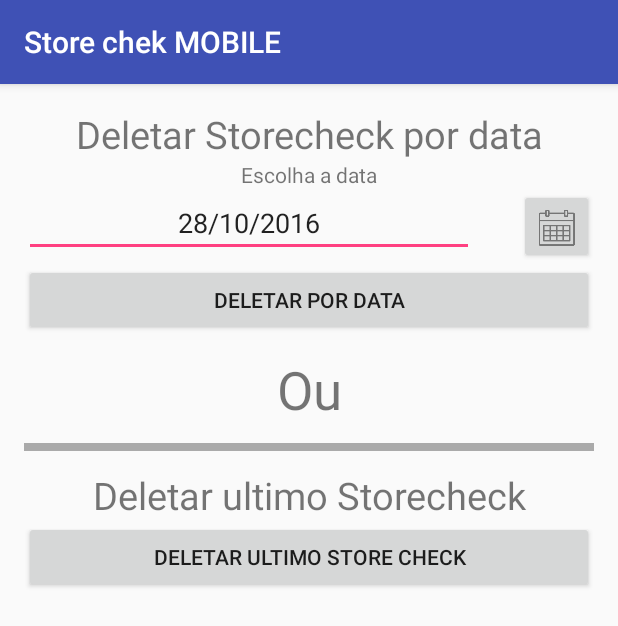
After one commit to lucasaraujoo/StoreCheck, an Android app: the DeletarStoreCheck screen opened directly, with no data from a screen before it, on a phone screen of 412 x 824 dp. The commit adds this screen. Shown: the top 626 px of the screen. Run offline under Robolectric (Android 15) with nearby library versions, the phone set to English and light mode, and no system bars.

Commit message:
Adicionar rotina pra deletar store check, adicionar o que ah de novo e criar trigger pra deletar det

```diff
--- a/app/src/main/java/badgears/storecheck/Controladores/DatePickerFragment.java
+++ b/app/src/main/java/badgears/storecheck/Controladores/DatePickerFragment.java
@@ -44,7 +44,8 @@ public class DatePickerFragment extends DialogFragment
             mes = mes;
         }
         edDataRelatorio.setText(view.getDayOfMonth() + "/" + mes + "/" + view.getYear());
-        Toast.makeText(getActivity().getApplicationContext(), "DAta: " + view.getDayOfMonth() + "/" + view.getMonth() + "/" + view.getYear(), Toast.LENGTH_SHORT).show();
+        //Toast.makeText(getActivity().getApplicationContext(), "DAta: " + view.getDayOfMonth() + "/" + view.getMonth() + "/" + view.getYear(), Toast.LENGTH_SHORT).show();
+    }
 
-    }
+
 }
--- /dev/null
+++ b/app/src/main/java/badgears/storecheck/DeletarStoreCheck.java
@@ -0,0 +1,161 @@
+package badgears.storecheck;
+
+import android.app.DatePickerDialog;
+import android.app.Dialog;
+import android.content.DialogInterface;
+import android.support.v4.app.DialogFragment;
+import android.support.v7.app.AlertDialog;
+import android.support.v7.app.AppCompatActivity;
+import android.os.Bundle;
+import android.view.View;
+import android.widget.Button;
+import android.widget.DatePicker;
+import android.widget.EditText;
+import android.widget.RadioButton;
+import android.widget.RadioGroup;
+import android.widget.Toast;
+
+import java.sql.SQLDataException;
+import java.text.DateFormat;
+import java.text.ParseException;
+import java.text.SimpleDateFormat;
+import java.util.Calendar;
+
+import badgears.storecheck.Controladores.ControladorCotacao;
+import badgears.storecheck.Controladores.DatePickerFragment;
+import badgears.storecheck.Dao.MDaoCotacao;
+
+public class DeletarStoreCheck extends AppCompatActivity {
+
+    public EditText dataDeletar;
+    public Button btnDataEscolher;
+    public Button btnDeletarData;
+    public Button btnDeletarUltimo;
+
+    static final int DATE_DIALOG_ID = 0;
+    public MDaoCotacao OdaoDeletar;
+
+    @Override
+    protected void onCreate(Bundle savedInstanceState) {
+        super.onCreate(savedInstanceState);
+        setContentView(R.layout.activity_deletar_store_check);
+
+        dataDeletar = (EditText) findViewById(R.id.edDataDeletar);
+        btnDataEscolher = (Button) findViewById(R.id.btnDataDeletar);
+        btnDeletarData = (Button) findViewById(R.id.btnDeletarPordata);
+        btnDeletarUltimo = (Button) findViewById(R.id.btnDeletarPorUltimo);
+
+        //Joga a data atual no campo de texto assim que inicia a tela.
+        long date = System.currentTimeMillis();
+        SimpleDateFormat sdf = new SimpleDateFormat("dd/MM/yyyy");
+        String dateString = sdf.format(date);
+        dataDeletar.setText(dateString);
+
+        DialogoDeletar("ATENÇÃO","Store Chek deletado não pode ser recuperado!","Ok,continuar");
+
+        btnDataEscolher.setOnClickListener(new View.OnClickListener(){
+
+            @Override
+            public void onClick(View view){
+                showDialog(DATE_DIALOG_ID);
+
+            }
+        });
+
+        btnDeletarData.setOnClickListener(new View.OnClickListener() {
+            @Override
+            public void onClick(View v) {
+                if(VerificarData(dataDeletar.getText().toString())){
+                    OdaoDeletar = new MDaoCotacao(DeletarStoreCheck.this);
+                    if( OdaoDeletar.DeletarStoreCheckPorData(dataDeletar.getText().toString())){
+                        DialogoDeletar("Deletar Store Check por data","Store check deletado com sucesso!","Ok");
+                    }
+                    else{
+                        DialogoDeletar("Deletar Store Check por data","Não existe Store Check nessa data","Ok");
+                    }
+                    OdaoDeletar = null;
+                }
+            }
+        });
+        btnDeletarUltimo.setOnClickListener(new View.OnClickListener() {
+            @Override
+            public void onClick(View v) {
+                OdaoDeletar = new MDaoCotacao(DeletarStoreCheck.this);
+               if(OdaoDeletar.DeletarUltimoSoreCheck()){
+                   DialogoDeletar("Deletar Ultimo Store Check","Ultimo Store Check Deletado com sucesso!","Ok");
+               }
+                else{
+                   DialogoDeletar("Deletar Ultimo Store Check","Não existe Storecheck para deletar","Ok");
+               }
+            }
+        });
+
+
+
+    }
+
+
+    public void DialogoDeletar(String Titulo,String Mensagem,String BotaoPositivo){
+        AlertDialog alert = new AlertDialog.Builder(this).create();
+        alert.setTitle(Titulo);
+        alert.setMessage(Mensagem);
+        alert.setButton(Dialog.BUTTON_POSITIVE,BotaoPositivo,new DialogInterface.OnClickListener(){
+            @Override
+            public void onClick(DialogInterface dialog, int which) {
+                return;
+            }
+        });
+        alert.show();
+    }
+
+    @Override
+    protected Dialog onCreateDialog(int id) {
+        Calendar calendario = Calendar.getInstance();
+
+        int ano = calendario.get(Calendar.YEAR);
+        int mes = calendario.get(Calendar.MONTH);
+        int dia = calendario.get(Calendar.DAY_OF_MONTH);
+
+        switch (id) {
+            case DATE_DIALOG_ID:
+                return new DatePickerDialog(this, mDateSetListener, ano, mes,
+                        dia);
+        }
+        return null;
+    }
+
+    private DatePickerDialog.OnDateSetListener mDateSetListener = new DatePickerDialog.OnDateSetListener() {
+        public void onDateSet(DatePicker view, int year, int monthOfYear,
+                              int dayOfMonth) {
+            String Mes = "";
+            if(monthOfYear<9){
+                Mes = "0" + (monthOfYear+1);
+            }
+            else{
+                Mes = String.valueOf(monthOfYear+1);
+            }
+            String data = String.valueOf(dayOfMonth) + "/"
+                    + Mes + "/" + String.valueOf(year);
+            dataDeletar.setText(data);
+
+        }
+    };
+
+    public static boolean VerificarData(String data)
+    {
+        if(data!="" || data!=null) {
+            final String DATE_FORMAT = "dd/MM/yyyy";
+            try {
+                DateFormat df = new SimpleDateFormat(DATE_FORMAT);
+                df.setLenient(false);
+                df.parse(data);
+                return true;
+            } catch (ParseException e) {
+                return false;
+            }
+        }
+        else{
+            return false;
+        }
+    }
+}
--- /dev/null
+++ b/app/src/main/res/layout/activity_deletar_store_check.xml
@@ -0,0 +1,79 @@
+<?xml version="1.0" encoding="utf-8"?>
+<RelativeLayout xmlns:android="http://schemas.android.com/apk/res/android"
+    xmlns:tools="http://schemas.android.com/tools"
+    android:id="@+id/activity_deletar_store_check"
+    android:layout_width="match_parent"
+    android:layout_height="match_parent"
+    android:paddingBottom="@dimen/activity_vertical_margin"
+    android:paddingLeft="@dimen/activity_horizontal_margin"
+    android:paddingRight="@dimen/activity_horizontal_margin"
+    android:paddingTop="@dimen/activity_vertical_margin"
+    tools:context="badgears.storecheck.DeletarStoreCheck">
+
+    <TextView
+        android:id="@+id/tvDeletar"
+        android:layout_width="match_parent"
+        android:layout_height="wrap_content"
+        android:text="Deletar Storecheck por data"
+        android:textSize="25dp"
+        android:gravity="top|center"/>
+    <TextView
+        android:id="@+id/tvDatadeletar"
+        android:layout_width="match_parent"
+        android:layout_height="wrap_content"
+        android:layout_below="@+id/tvDeletar"
+        android:textAlignment="center"
+        android:text="Escolha a data"/>
+    <EditText
+        android:id="@+id/edDataDeletar"
+        android:layout_width="300dp"
+        android:textAlignment="center"
+        android:inputType="date"
+        android:layout_height="wrap_content"
+        android:layout_below="@+id/tvDatadeletar"/>
+    <Button
+        android:id="@+id/btnDataDeletar"
+        android:layout_width="50dp"
+        android:layout_height="50dp"
+        android:drawableTop="@drawable/ic_data"
+        android:layout_alignParentRight="true"
+        android:layout_below="@id/tvDatadeletar"/>
+    <Button
+        android:id="@+id/btnDeletarPordata"
+        android:layout_width="match_parent"
+        android:layout_height="wrap_content"
+        android:text="Deletar por data"
+        android:layout_below="@+id/btnDataDeletar"/>
+    <TextView
+        android:id="@+id/tvOu"
+        android:layout_width="match_parent"
+        android:layout_height="wrap_content"
+        android:layout_marginTop="12dp"
+        android:text="Ou"
+        android:textAlignment="center"
+        android:layout_below="@+id/btnDeletarPordata"
+        android:textSize="35dp"/>
+    <View
+        android:id="@+id/viewSeparador"
+        android:layout_below="@+id/tvOu"
+        android:layout_width="match_parent"
+        android:layout_marginTop="12dp"
+        android:layout_height="5dp"
+        android:background="@android:color/darker_gray"/>
+    <TextView
+        android:id="@+id/tvDeletarUltimo"
+        android:layout_width="match_parent"
+        android:layout_height="wrap_content"
+        android:layout_below="@+id/viewSeparador"
+        android:layout_marginTop="12dp"
+        android:text="Deletar ultimo Storecheck"
+        android:textSize="25dp"
+        android:gravity="top|center"/>
+    <Button
+        android:id="@+id/btnDeletarPorUltimo"
+        android:layout_width="match_parent"
+        android:layout_height="wrap_content"
+        android:layout_below="@+id/tvDeletarUltimo"
+        android:text="Deletar ultimo store check"/>
+
+</RelativeLayout>
--- a/app/src/main/res/layout/activity_relatorio.xml
+++ b/app/src/main/res/layout/activity_relatorio.xml
@@ -35,7 +35,7 @@
         android:layout_height="wrap_content"
         android:alpha="0.6"
         android:layout_below="@+id/etDataRelatorio"
-        android:src="@mipmap/ic_logo"/>
+        android:src="@drawable/logomarca"/>
     <RadioButton
         android:id="@+id/rbOpcaoRelatorio1"
         android:layout_width="wrap_content"
--- a/app/src/main/res/layout/content_main.xml
+++ b/app/src/main/res/layout/content_main.xml
@@ -25,7 +25,7 @@
         android:layout_width="wrap_content"
         android:layout_height="wrap_content"
         android:layout_below="@+id/textView"
-        android:src="@mipmap/ic_logo"
+        android:src="@drawable/logomarca"
         android:id="@+id/imageView" />
 
     <ListView
--- a/app/src/main/res/layout/precos_listview.xml
+++ b/app/src/main/res/layout/precos_listview.xml
@@ -8,7 +8,6 @@
         android:layout_width="50dp"
         android:layout_height="wrap_content"
         android:selectAllOnFocus="true"
-        android:text="0000"
         android:layout_gravity="right"
         android:digits="0123456789.,"
         android:inputType="numberDecimal"
@@ -23,7 +22,6 @@
         android:digits="0123456789.,"
         android:layout_height="wrap_content"
         android:selectAllOnFocus="true"
-        android:text="0000"
         android:layout_gravity="right"
         android:layout_alignParentTop="true"
         android:layout_alignParentRight="true"
```
Also changed, not shown: app/src/main/AndroidManifest.xml (+7 -7 lines), app/src/main/java/badgears/storecheck/AdapterPrecos.java (+4 -4 lines), app/src/main/java/badgears/storecheck/Dao/MDaoCotacao.java (+47 -6 lines), app/src/main/java/badgears/storecheck/Dao/dbUtil.java (+7 -0 lines), app/src/main/java/badgears/storecheck/Excel.java (+4 -4 lines), app/src/main/java/badgears/storecheck/MainActivity.java (+29 -0 lines), app/src/main/java/badgears/storecheck/Modelos/MCotacaoItem.java (+12 -12 lines), app/src/main/res/menu/menu_main.xml (+13 -2 lines), app/src/main/ic_launcher-web.png (added), app/src/main/res/mipmap-hdpi/ic_launcher.png, app/src/main/res/mipmap-mdpi/ic_launcher.png, app/src/main/res/mipmap-xhdpi/ic_launcher.png, app/src/main/res/mipmap-xxhdpi/ic_launcher.png, app/src/main/res/mipmap-xxxhdpi/ic_launcher.png.
